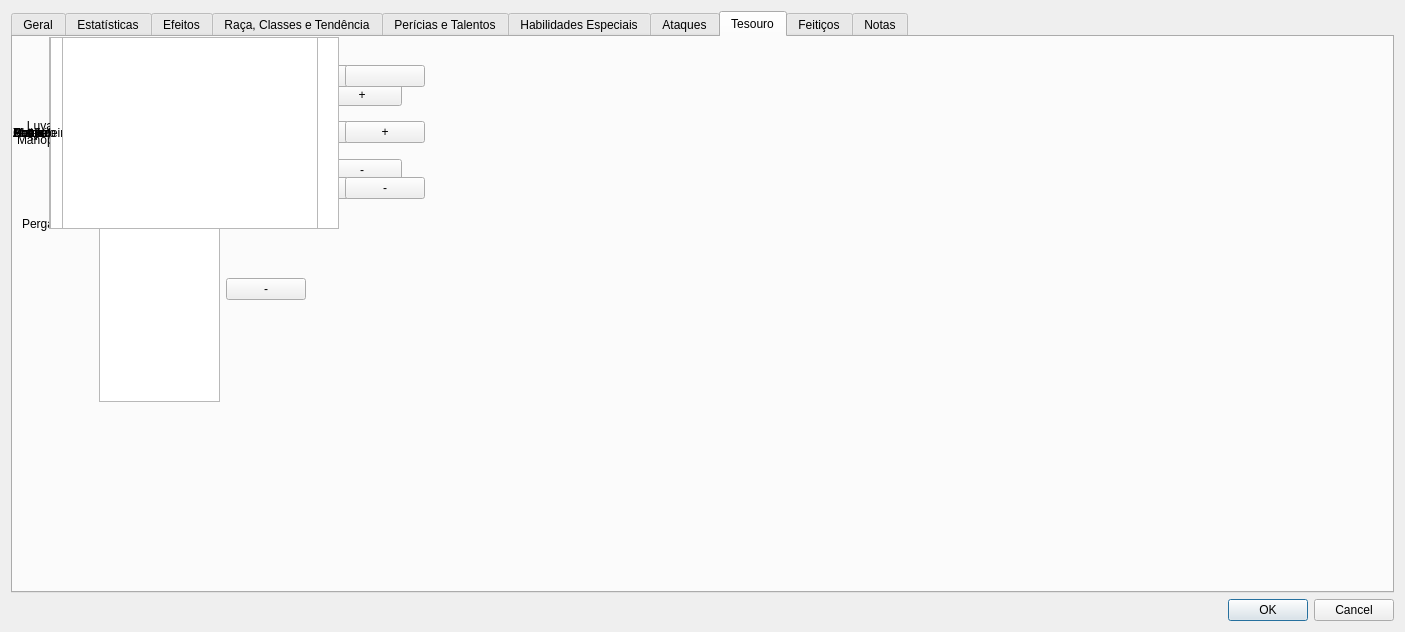
Old version of the form ifg/qt/ui/entidade.ui in the repository matferib/tabuleiro-virtual.
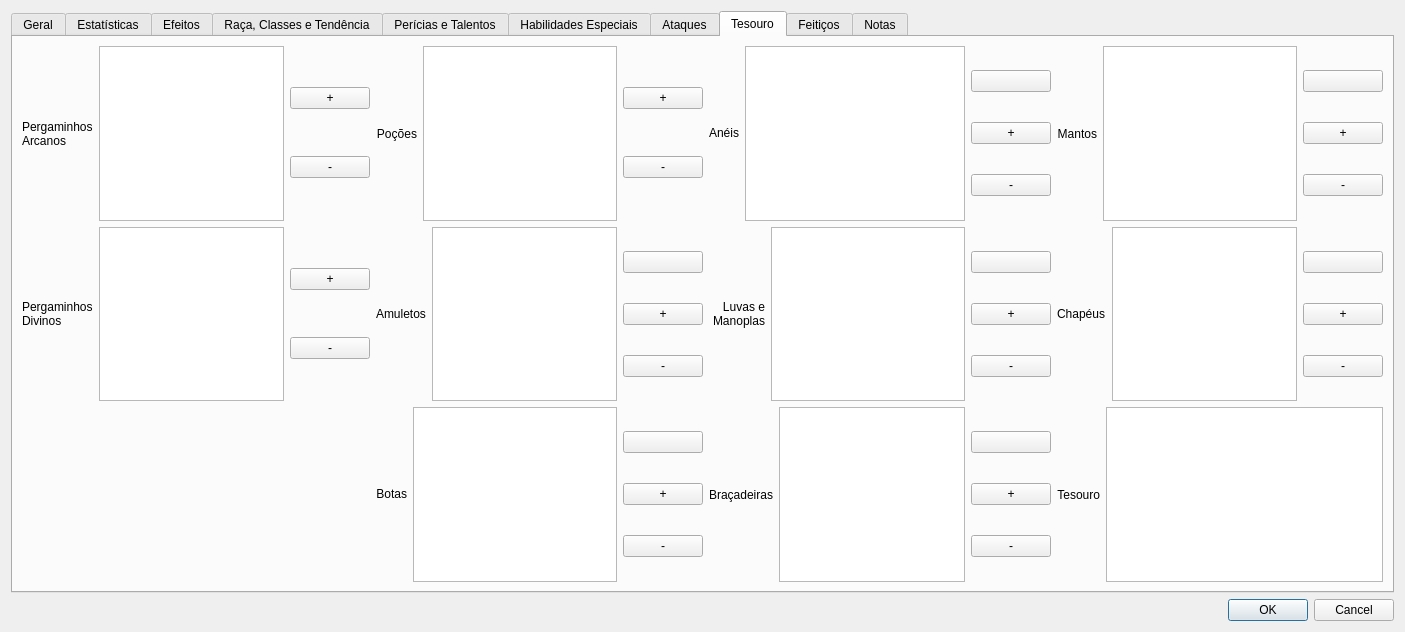
New version of the form. The open tabs and pages were chosen to show the change.

Commit message: interface de escolher pergaminho

```diff
--- a/ifg/qt/ui/entidade.ui
+++ b/ifg/qt/ui/entidade.ui
@@ -3521,20 +3521,14 @@
       <attribute name="title">
        <string>Tesouro</string>
       </attribute>
-      <widget class="QWidget" name="">
-       <property name="geometry">
-        <rect>
-         <x>9</x>
-         <y>9</y>
-         <width>284</width>
-         <height>356</height>
-        </rect>
-       </property>
+      <layout class="QGridLayout" name="gridLayout_7">
+       <item row="0" column="0">
        <layout class="QHBoxLayout" name="horizontalLayout_27">
         <item>
          <widget class="QLabel" name="label_15">
           <property name="text">
-           <string>Pergaminhos</string>
+            <string>Pergaminhos
+Arcanos</string>
           </property>
          </widget>
         </item>
@@ -3560,8 +3554,8 @@
          </layout>
         </item>
        </layout>
-      </widget>
-      <widget class="QWidget" name="">
+       </item>
+       <item row="0" column="1">
        <layout class="QHBoxLayout" name="horizontalLayout_36">
         <item>
          <widget class="QLabel" name="label_74">
@@ -3613,8 +3607,8 @@
          </layout>
         </item>
        </layout>
-      </widget>
-      <widget class="QWidget" name="">
+       </item>
+       <item row="0" column="2">
        <layout class="QHBoxLayout" name="horizontalLayout_17">
         <item>
          <widget class="QLabel" name="label_86">
@@ -3664,8 +3658,8 @@
          </layout>
         </item>
        </layout>
-      </widget>
-      <widget class="QWidget" name="">
+       </item>
+       <item row="0" column="3">
        <layout class="QHBoxLayout" name="horizontalLayout_40">
         <item>
          <widget class="QLabel" name="label_87">
@@ -3733,8 +3727,41 @@
          </layout>
         </item>
        </layout>
-      </widget>
-      <widget class="QWidget" name="">
+       </item>
+       <item row="1" column="0">
+        <layout class="QHBoxLayout" name="horizontalLayout_51">
+         <item>
+          <widget class="QLabel" name="label_105">
+           <property name="text">
+            <string>Pergaminhos
+Divinos</string>
+           </property>
+          </widget>
+         </item>
+         <item>
+          <widget class="QListWidget" name="lista_pergaminhos_divinos"/>
+         </item>
+         <item>
+          <layout class="QVBoxLayout" name="verticalLayout_24">
+           <item>
+            <widget class="QPushButton" name="botao_adicionar_pergaminho_divino">
+             <property name="text">
+              <string>+</string>
+             </property>
+            </widget>
+           </item>
+           <item>
+            <widget class="QPushButton" name="botao_remover_pergaminho_divino">
+             <property name="text">
+              <string>-</string>
+             </property>
+            </widget>
+           </item>
+          </layout>
+         </item>
+        </layout>
+       </item>
+       <item row="1" column="1">
        <layout class="QHBoxLayout" name="horizontalLayout_3">
         <item>
          <widget class="QLabel" name="label_98">
@@ -3772,8 +3799,8 @@
          </layout>
         </item>
        </layout>
-      </widget>
-      <widget class="QWidget" name="">
+       </item>
+       <item row="1" column="2">
        <layout class="QHBoxLayout" name="horizontalLayout_41">
         <item>
          <widget class="QLabel" name="label_88">
@@ -3824,8 +3851,8 @@
          </layout>
         </item>
        </layout>
-      </widget>
-      <widget class="QWidget" name="">
+       </item>
+       <item row="1" column="3">
        <layout class="QHBoxLayout" name="horizontalLayout_45">
         <item>
          <widget class="QLabel" name="label_96">
@@ -3863,8 +3890,8 @@
          </layout>
         </item>
        </layout>
-      </widget>
-      <widget class="QWidget" name="">
+       </item>
+       <item row="2" column="1">
        <layout class="QHBoxLayout" name="horizontalLayout_44">
         <item>
          <widget class="QLabel" name="label_99">
@@ -3911,8 +3938,8 @@
          </layout>
         </item>
        </layout>
-      </widget>
-      <widget class="QWidget" name="">
+       </item>
+       <item row="2" column="2">
        <layout class="QHBoxLayout" name="horizontalLayout_42">
         <item>
          <widget class="QLabel" name="label_89">
@@ -3962,8 +3989,8 @@
          </layout>
         </item>
        </layout>
-      </widget>
-      <widget class="QWidget" name="">
+       </item>
+       <item row="2" column="3">
        <layout class="QHBoxLayout" name="horizontalLayout_30">
         <item>
          <widget class="QLabel" name="label_37">
@@ -3989,7 +4016,8 @@
          </widget>
         </item>
        </layout>
-      </widget>
+       </item>
+      </layout>
      </widget>
      <widget class="QWidget" name="tab_4">
       <attribute name="title">
```
Left out of the diff: 6 changed lines with no effect on the pictures. Lines whose indentation alone changed are shown as unchanged. The commit also changes 7 other files.
